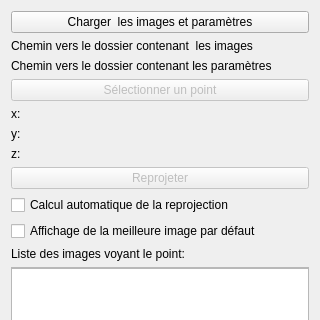
Before: the Qt Designer form q3D2Ddlg.ui in IdeGelis/q3D2D, drawn with Qt 5; both pictures show x 0 to 320 and y 0 to 320 of the 320 by 470 pixel window.
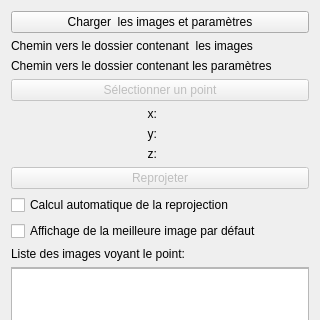
After: the same form once the commit is applied.

Patch:
```diff
--- a/q3D2Ddlg.ui
+++ b/q3D2Ddlg.ui
@@ -64,6 +64,9 @@
        <property name="text">
         <string>x:</string>
        </property>
+       <property name="alignment">
+        <set>Qt::AlignRight|Qt::AlignTrailing|Qt::AlignVCenter</set>
+       </property>
       </widget>
      </item>
      <item row="0" column="1">
@@ -78,6 +81,12 @@
        <property name="text">
         <string>y:</string>
        </property>
+       <property name="alignment">
+        <set>Qt::AlignRight|Qt::AlignTrailing|Qt::AlignVCenter</set>
+       </property>
+       <property name="wordWrap">
+        <bool>true</bool>
+       </property>
       </widget>
      </item>
      <item row="1" column="1">
@@ -92,6 +101,9 @@
        <property name="text">
         <string>z:</string>
        </property>
+       <property name="alignment">
+        <set>Qt::AlignRight|Qt::AlignTrailing|Qt::AlignVCenter</set>
+       </property>
       </widget>
      </item>
      <item row="2" column="1">
```
